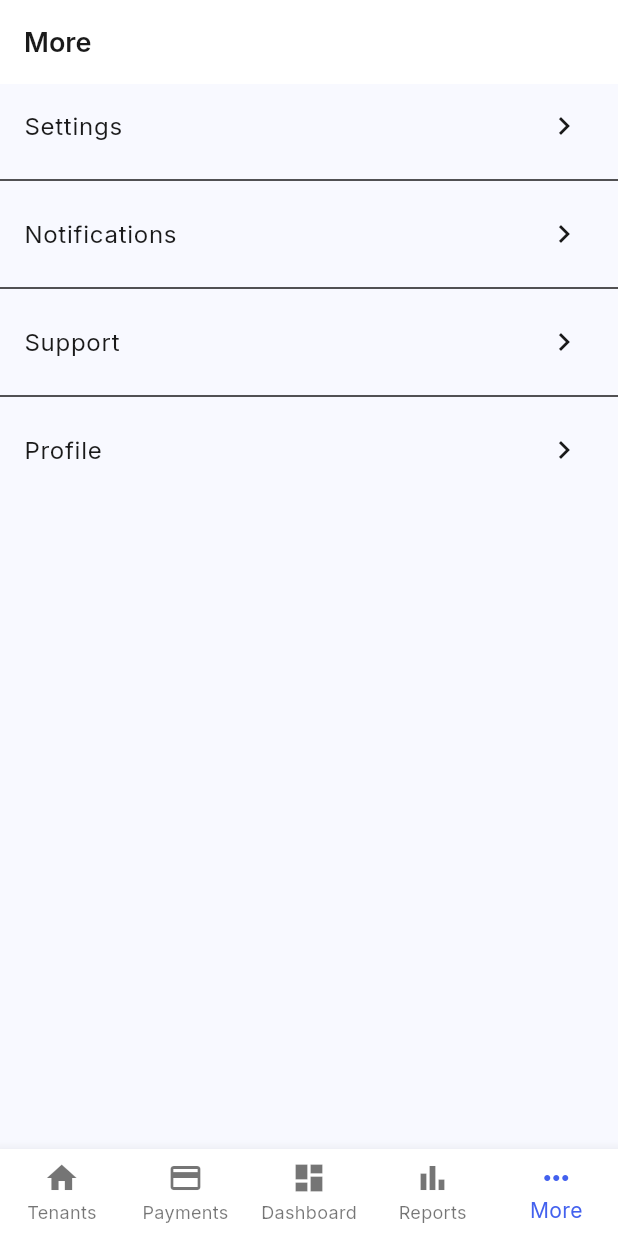
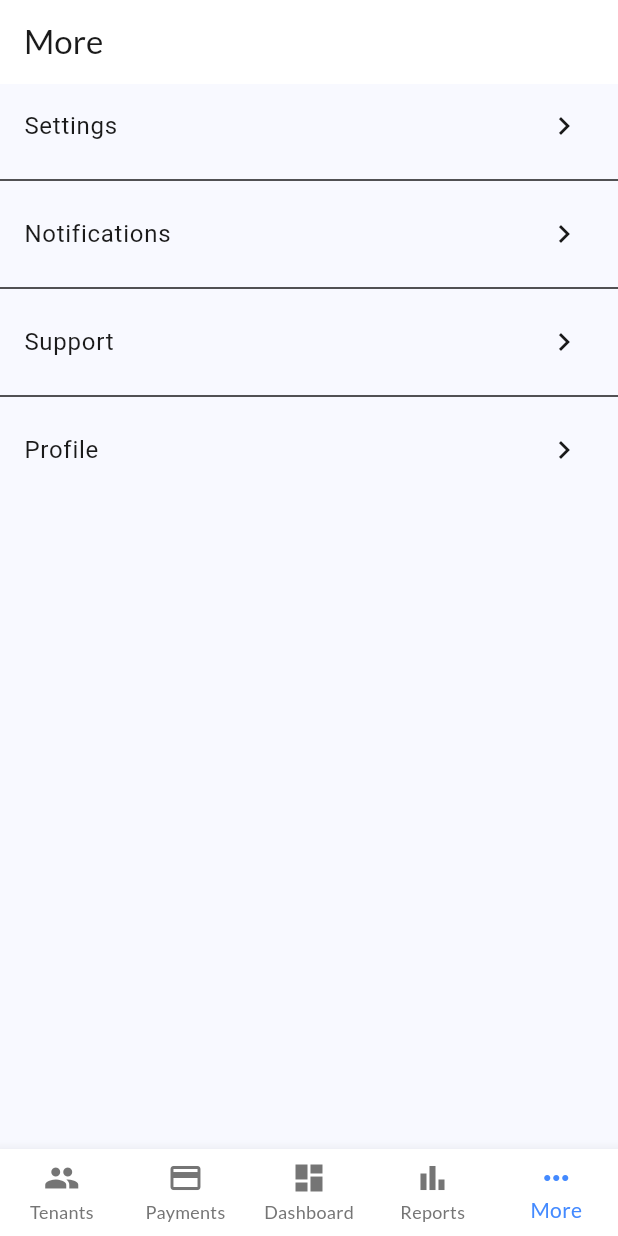
Before and after one commit to daffle05/rentmate, a Flutter app: the screen it shows after launch, item 5 of the bottom bar chosen, on a phone screen of 412 x 824 dp. Run offline on Flutter 3.47's test engine with Material 3 defaults, Android fonts, the phone set to English and light mode, and no system bars; our stand-ins replace dartz, google_fonts, hive, hive_flutter; accounts and stored records are empty.

Commit message:
Fix main.dart

```diff
--- a/lib/main.dart
+++ b/lib/main.dart
@@ -1,5 +1,6 @@
 import 'package:flutter/material.dart';
 import 'package:hive_flutter/hive_flutter.dart';
+import 'package:google_fonts/google_fonts.dart';
 
 import 'core/hive/hive_initializer.dart';
 import 'core/theme/theme.dart'; // Theme import
@@ -28,7 +29,9 @@ Widget build(BuildContext context) {
 return MaterialApp(
 title: 'RentMate',
 debugShowCheckedModeBanner: false,
-theme: AppTheme.lightTheme,
+theme: AppTheme.lightTheme.copyWith(
+textTheme: GoogleFonts.latoTextTheme(), // Google Fonts applied
+),
 home: const HomeScreen(),
 );
 }
@@ -59,13 +62,15 @@ body: _pages[_currentIndex],
 bottomNavigationBar: BottomNavigationBar(
 currentIndex: _currentIndex,
 type: BottomNavigationBarType.fixed,
+selectedItemColor: Colors.blueAccent,
+unselectedItemColor: Colors.grey[600],
 onTap: (index) {
 setState(() {
 _currentIndex = index;
 });
 },
 items: const [
-BottomNavigationBarItem(icon: Icon(Icons.home), label: 'Tenants'),
+BottomNavigationBarItem(icon: Icon(Icons.people), label: 'Tenants'),
 BottomNavigationBarItem(icon: Icon(Icons.payment), label: 'Payments'),
 BottomNavigationBarItem(icon: Icon(Icons.dashboard), label: 'Dashboard'),
 BottomNavigationBarItem(icon: Icon(Icons.bar_chart), label: 'Reports'),
@@ -95,7 +100,7 @@ itemCount: otherFeatures.length,
 separatorBuilder: (context, index) => const Divider(),
 itemBuilder: (context, index) {
 return ListTile(
-title: Text(otherFeatures[index]),
+title: Text(otherFeatures[index], style: GoogleFonts.roboto()),
 trailing: const Icon(Icons.chevron_right),
 onTap: () {
 // TODO: Navigate to respective feature pages
```
